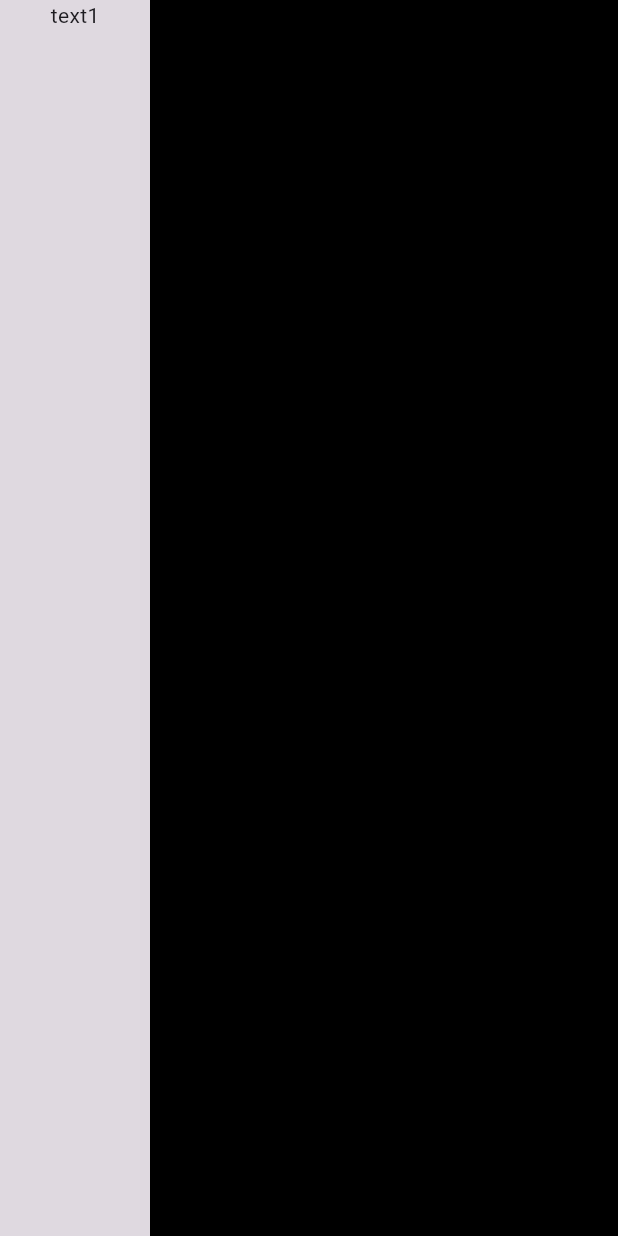
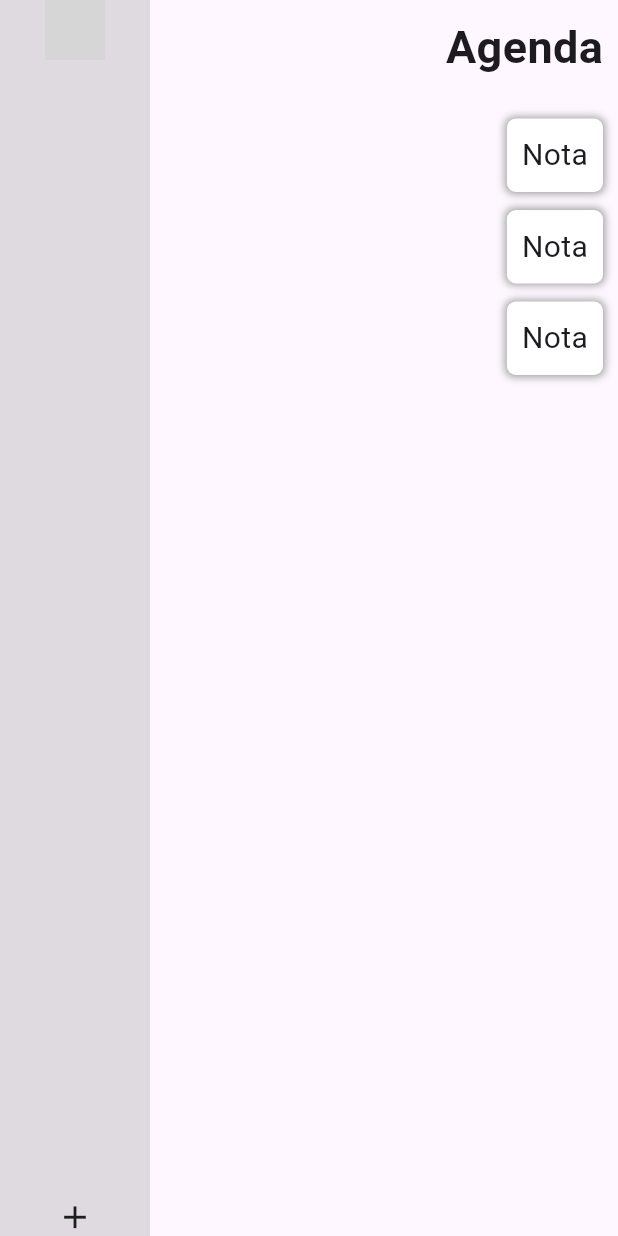
Before and after one commit to burillu/flutter-agenda-list, a Flutter app: the screen it shows after launch, on a phone screen of 412 x 824 dp. Run offline on Flutter 3.47's test engine with Material 3 defaults, Android fonts, the light colour scheme and no system bars; network calls fail; grey boxes are pictures that could not be loaded.

Commit message:
add static content, notes ok

```diff
--- /dev/null
+++ b/lib/components/note.dart
@@ -0,0 +1,21 @@
+import 'package:flutter/material.dart';
+
+class Note extends StatelessWidget {
+  @override
+  Widget build(BuildContext context) {
+    return Container(
+      padding: EdgeInsets.all(10),
+      margin: EdgeInsets.symmetric(vertical: 6),
+      decoration: BoxDecoration(
+          color: Colors.white,
+          borderRadius: BorderRadius.circular(6),
+          boxShadow: [
+            BoxShadow(color: Colors.grey, spreadRadius: 1, blurRadius: 4)
+          ]),
+      child: Text(
+        "Nota",
+        style: TextStyle(fontSize: 20),
+      ),
+    );
+  }
+}
--- a/lib/pages/home_page.dart
+++ b/lib/pages/home_page.dart
@@ -1,3 +1,4 @@
+import 'package:agenda_list/pages/partials/home_page_main.dart';
 import 'package:agenda_list/pages/partials/home_page_sidebar.dart';
 import 'package:flutter/material.dart';
 
@@ -5,10 +6,7 @@ class HomePage extends StatelessWidget {
   @override
   Widget build(BuildContext context) {
     return Row(
-      children: [
-        HomePageSidebar(),
-        Expanded(child: Container(width: 100, color: Colors.black))
-      ],
+      children: [HomePageSidebar(), HomePageMain()],
     );
   }
 }
--- /dev/null
+++ b/lib/pages/partials/home_page_main.dart
@@ -0,0 +1,30 @@
+import 'package:agenda_list/components/note.dart';
+import 'package:flutter/material.dart';
+
+class HomePageMain extends StatelessWidget {
+  @override
+  Widget build(BuildContext context) {
+    return Expanded(
+        child: Container(
+      padding: EdgeInsets.all(10),
+      width: 100,
+      child: SafeArea(
+        child: Column(
+          crossAxisAlignment: CrossAxisAlignment.end,
+          children: [
+            Text(
+              "Agenda",
+              style: TextStyle(fontSize: 30, fontWeight: FontWeight.bold),
+            ),
+            SizedBox(
+              height: 20,
+            ),
+            Column(
+              children: [Note(), Note(), Note()],
+            )
+          ],
+        ),
+      ),
+    ));
+  }
+}
--- a/lib/pages/partials/home_page_sidebar.dart
+++ b/lib/pages/partials/home_page_sidebar.dart
@@ -1,4 +1,5 @@
 import 'package:flutter/material.dart';
+import 'package:flutter/widgets.dart';
 
 class HomePageSidebar extends StatelessWidget {
   @override
@@ -6,10 +7,20 @@ class HomePageSidebar extends StatelessWidget {
     return Container(
       width: 100,
       color: Colors.black12,
-      child: Column(
-        children: [
-          Text("text1"),
-        ],
+      child: SafeArea(
+        child: Column(
+          mainAxisAlignment: MainAxisAlignment.spaceBetween,
+          children: [
+            CircleAvatar(
+              backgroundImage: NetworkImage(
+                  "https://media.licdn.com/dms/image/D4E03AQEYk5x2BQqOmg/profile-displayphoto-shrink_800_800/0/1708207818662?e=1729728000&v=beta&t=lMjA2EHPLRDIVliFD3hvEByi5lDbxod_Opvi0xgZ3Pc"),
+            ),
+            Icon(
+              Icons.add,
+              size: 25,
+            ),
+          ],
+        ),
       ),
     );
   }
```
